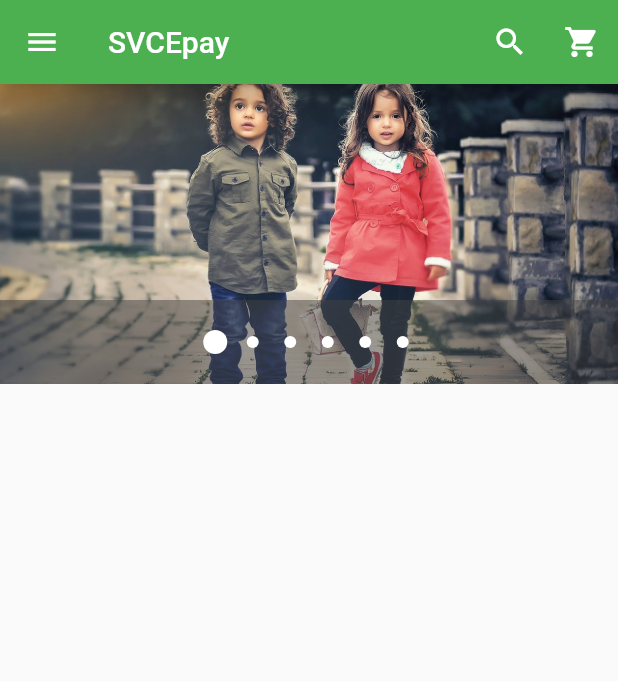
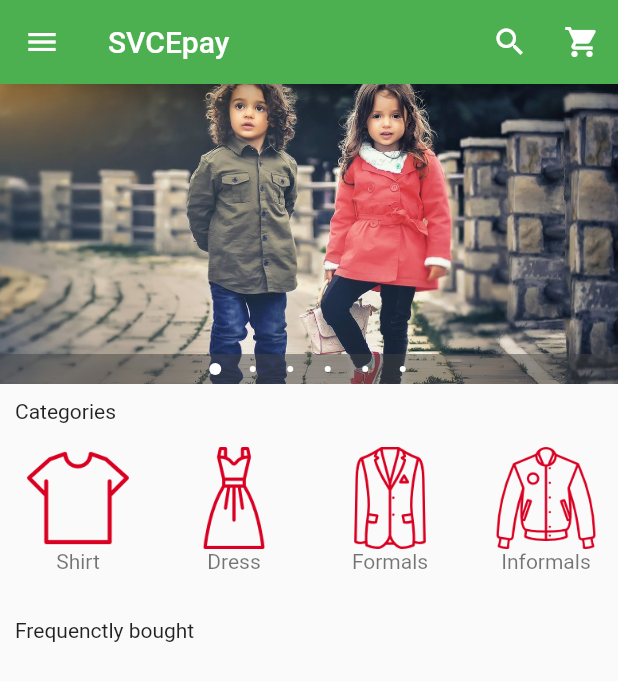
Before and after one commit to Shravandheep4/svce_pay, a Flutter app: the screen it shows after launch, on a phone screen of 412 x 824 dp. Shown: the top 681 px of the screen. Run offline on Flutter 3.47's test engine with Material 2 defaults, Android fonts, the phone set to English and light mode, and no system bars; drawn by our look-alikes of carousel_pro.

Commit message:
Add horizontal scroll

```diff
--- /dev/null
+++ b/lib/components/horizontal_listview.dart
@@ -0,0 +1,77 @@
+import 'package:flutter/material.dart';
+
+class HorizontalList extends StatelessWidget {
+  @override
+  Widget build(BuildContext context) {
+    return Container(
+      height: 110.0,
+      child: ListView(
+        scrollDirection: Axis.horizontal,
+        children: <Widget>[
+
+          Category(
+            imageLocation: 'assets/images/cats/tshirt.png',
+            imageCaption: 'Shirt',
+          ),
+
+          Category(
+            imageLocation: 'assets/images/cats/dress.png',
+            imageCaption: 'Dress',
+          ),
+
+          Category(
+            imageLocation: 'assets/images/cats/formal.png',
+            imageCaption: 'Formals',
+          ),
+
+          Category(
+            imageLocation: 'assets/images/cats/informal.png',
+            imageCaption: 'Informals',
+          ),
+
+          Category(
+            imageLocation: 'assets/images/cats/shoe.png',
+            imageCaption: 'Shoes',
+          ),
+
+          Category(
+            imageLocation: 'assets/images/cats/jeans.png',
+            imageCaption: 'Jeans',
+          ),
+
+        ],
+
+      ),
+    );
+  }
+}
+
+class Category extends StatelessWidget {
+
+  final String imageLocation;
+  final String imageCaption;
+
+  Category({
+    this.imageLocation,
+    this.imageCaption
+  });
+
+  @override
+  Widget build(BuildContext context) {
+    return Padding(
+      padding: const EdgeInsets.all(2.0),
+      child: InkWell(
+        onTap: (){},
+        child: Container(
+          width: 100.0,
+          child: ListTile(
+            title: Image.asset(imageLocation),
+            subtitle: Container(
+              child : Text(imageCaption, textAlign: TextAlign.center, ),
+            ),
+          ),
+        ),
+      ),
+    );
+  }
+}
--- a/lib/main.dart
+++ b/lib/main.dart
@@ -1,5 +1,10 @@
 import 'package:flutter/material.dart';
 import 'package:carousel_pro/carousel_pro.dart';
+
+//User-defined imports
+import 'package:svce_pay/components/horizontal_listview.dart';
+import 'package:svce_pay/components/products.dart';
+
 
 void main(){
 
@@ -20,7 +25,7 @@ class _HomePageState extends State<HomePage> {
   @override
   Widget build(BuildContext context) {
 
-    Widget image_carousel = new Container(
+    Widget imageCarousel = new Container(
       height: 200.0,
       child : new Carousel(
         boxFit: BoxFit.cover,
@@ -32,9 +37,12 @@ class _HomePageState extends State<HomePage> {
           AssetImage('assets/images/w3.jpeg'),
           AssetImage('assets/images/w4.jpeg'),
         ],
-        autoplay: false,
+        autoplay: true,
         animationCurve: Curves.fastOutSlowIn,
         animationDuration: Duration(milliseconds: 1000),
+        dotSize: 4.0,
+        indicatorBgPadding: 6.0,
+        dotColor: Colors.white,
       )
     );
 
@@ -140,7 +148,19 @@ class _HomePageState extends State<HomePage> {
 
       body : new ListView(
         children: <Widget>[
-          image_carousel
+
+          imageCarousel,
+
+          new Padding(padding: const EdgeInsets.all(10.0),child: new Text("Categories")),
+
+          new HorizontalList(),
+
+          new Padding(padding: const EdgeInsets.all(10.0),child: new Text("Frequenctly bought")),
+
+          Container(
+            height: 320.0,
+            //child: Product(),
+          )
         ],
       )
     );
```
